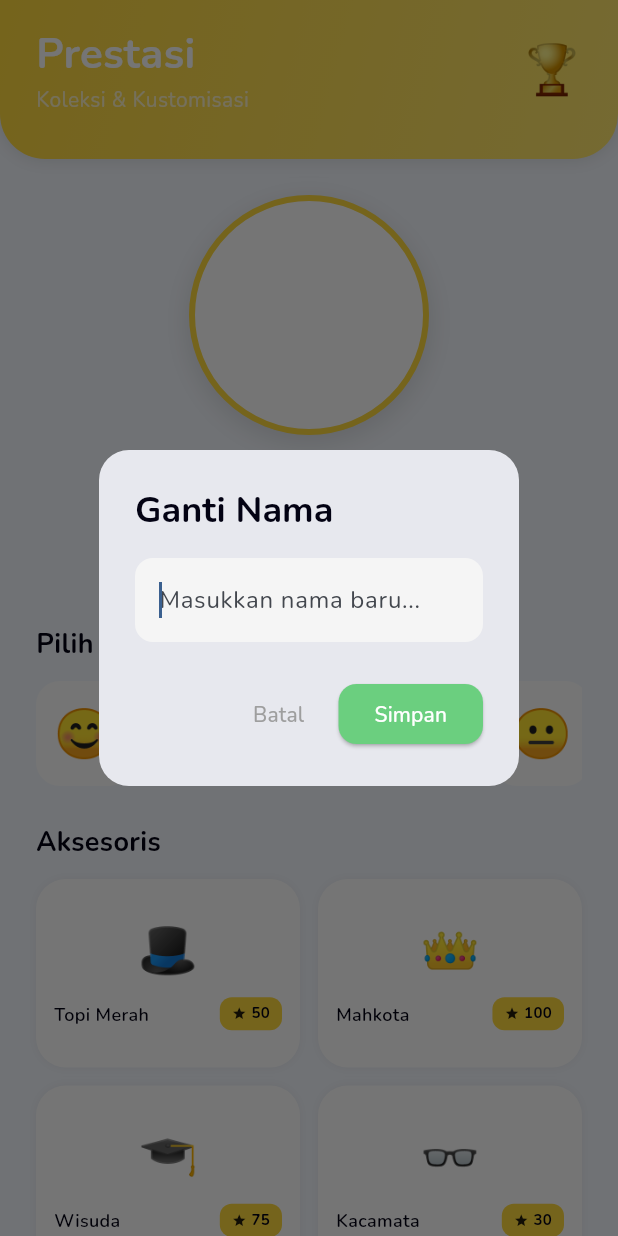
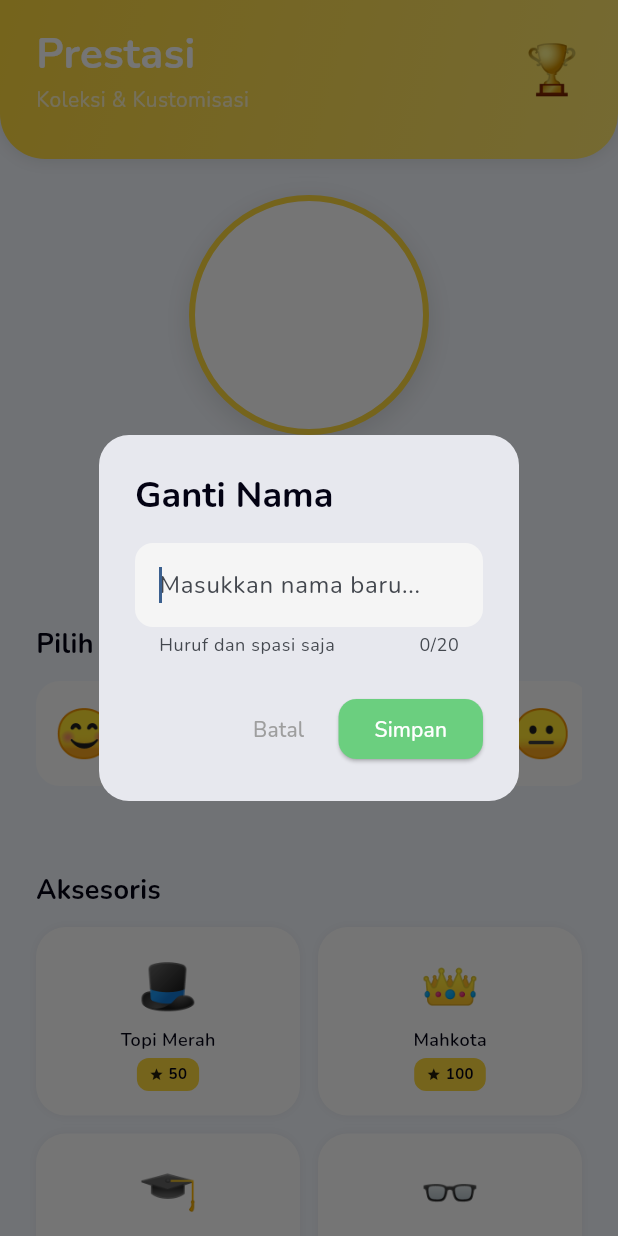
Before and after one commit to isann2935/SekolahKita-App, a Flutter app: the AchievementsScreen screen opened directly with empty values, after a tap on the "edit" icon, on a phone screen of 412 x 824 dp. Run offline on Flutter 3.47's test engine with Material 3 defaults, Android fonts, the phone set to English and light mode, and no system bars; our stand-ins replace flutter_animate, google_fonts, shared_preferences; accounts and stored records are empty.

Commit message:
fitur prestasi

```diff
--- /dev/null
+++ b/lib/constants/shop_data.dart
@@ -0,0 +1,139 @@
+import 'package:flutter/material.dart';
+import '../theme/colors.dart';
+
+// Shop Items Data
+const List<Map<String, dynamic>> SHOP_ITEMS = [
+  {
+    'id': 'hat1',
+    'name': 'Topi Merah',
+    'emoji': '🎩',
+    'cost': 50,
+    'type': 'hat',
+    'offset_y': -55.0,
+  },
+  {
+    'id': 'hat2',
+    'name': 'Mahkota',
+    'emoji': '👑',
+    'cost': 100,
+    'type': 'hat',
+    'offset_y': -60.0,
+  },
+  {
+    'id': 'hat3',
+    'name': 'Wisuda',
+    'emoji': '🎓',
+    'cost': 75,
+    'type': 'hat',
+    'offset_y': -50.0,
+  },
+  {
+    'id': 'glasses1',
+    'name': 'Kacamata',
+    'emoji': '👓',
+    'cost': 30,
+    'type': 'glasses',
+    'offset_y': -5.0,
+  },
+  {
+    'id': 'glasses2',
+    'name': 'Hitam',
+    'emoji': '🕶️',
+    'cost': 50,
+    'type': 'glasses',
+    'offset_y': -5.0,
+  },
+  {
+    'id': 'glasses3',
+    'name': 'Selam',
+    'emoji': '🥽',
+    'cost': 45,
+    'type': 'glasses',
+    'offset_y': -5.0,
+  },
+];
+
+// Badge Data
+final List<Map<String, dynamic>> ALL_BADGES = [
+  {
+    'id': 'beginner',
+    'name': 'Pemula',
+    'emoji': '🎯',
+    'color': AppColors.yellow,
+  },
+  {
+    'id': 'reader',
+    'name': 'Pembaca',
+    'emoji': '📚',
+    'color': Color(0xFFFF6B9D),
+  },
+  {'id': 'fast', 'name': 'Cepat', 'emoji': '⚡', 'color': Color(0xFF4ECDC4)},
+  {'id': 'streak', 'name': 'Rajin', 'emoji': '🔥', 'color': AppColors.orange},
+  {
+    'id': 'writer',
+    'name': 'Penulis',
+    'emoji': '✏️',
+    'color': Color(0xFFC7CEEA),
+  },
+  {
+    'id': 'math',
+    'name': 'Matematika',
+    'emoji': '🧮',
+    'color': Color(0xFFA8E6CF),
+  },
+  {'id': 'master', 'name': 'Master', 'emoji': '👑', 'color': AppColors.yellow},
+  {'id': 'genius', 'name': 'Jenius', 'emoji': '🧠', 'color': Color(0xFFFF6B9D)},
+];
+
+// App Dimensions/Spacing
+class AppDimensions {
+  static const double spacingXSmall = 8;
+  static const double spacingSmall = 12;
+  static const double spacingMedium = 16;
+  static const double spacingLarge = 24;
+  static const double spacingXLarge = 32;
+
+  static const int gridCrossCount = 2;
+  static const double gridAspectRatio = 1.4;
+  static const double gridSpacing = 12;
+
+  static const double faceListHeight = 70;
+  static const double bottomPadding = 100;
+
+  static const int maxNameLength = 20;
+  static const int minNameLength = 1;
+}
+
+// Validation Constants
+class ValidationRules {
+  // Regex untuk huruf dan spasi saja
+  static const String namePattern = r'^[a-zA-Z\s]+$';
+
+  static bool isValidName(String name) {
+    final trimmed = name.trim();
+
+    if (trimmed.isEmpty) return false;
+    if (trimmed.length > AppDimensions.maxNameLength) return false;
+    if (!RegExp(ValidationRules.namePattern).hasMatch(trimmed)) return false;
+
+    return true;
+  }
+
+  static String? getNameError(String name) {
+    final trimmed = name.trim();
+
+    if (trimmed.isEmpty) {
+      return 'Nama tidak boleh kosong';
+    }
+
+    if (trimmed.length > AppDimensions.maxNameLength) {
+      return 'Nama maksimal ${AppDimensions.maxNameLength} karakter';
+    }
+
+    if (!RegExp(ValidationRules.namePattern).hasMatch(trimmed)) {
+      return 'Nama hanya boleh huruf dan spasi';
+    }
+
+    return null;
+  }
+}
--- a/lib/screens/achievements/achievements_screen.dart
+++ b/lib/screens/achievements/achievements_screen.dart
@@ -1,5 +1,6 @@
 import 'package:flutter/material.dart';
 import '../../theme/colors.dart';
+import '../../constants/shop_data.dart';
 
 class AchievementsScreen extends StatelessWidget {
   final String userName;
@@ -35,122 +36,15 @@ class AchievementsScreen extends StatelessWidget {
     final baseFaces = ['😊', '😎', '🤠', '🥳', '😐', '👧', '👦', '🐶', '🐱'];
 
     // Data Lencana (Trofi)
-    final allBadges = [
-      {
-        'id': 'beginner',
-        'name': 'Pemula',
-        'emoji': '🎯',
-        'color': AppColors.yellow,
-      },
-      {
-        'id': 'reader',
-        'name': 'Pembaca',
-        'emoji': '📚',
-        'color': const Color(0xFFFF6B9D),
-      },
-      {
-        'id': 'fast',
-        'name': 'Cepat',
-        'emoji': '⚡',
-        'color': const Color(0xFF4ECDC4),
-      },
-      {
-        'id': 'streak',
-        'name': 'Rajin',
-        'emoji': '🔥',
-        'color': AppColors.orange,
-      },
-      {
-        'id': 'writer',
-        'name': 'Penulis',
-        'emoji': '✏️',
-        'color': const Color(0xFFC7CEEA),
-      },
-      {
-        'id': 'math',
-        'name': 'Matematika',
-        'emoji': '🧮',
-        'color': const Color(0xFFA8E6CF),
-      },
-      {
-        'id': 'master',
-        'name': 'Master',
-        'emoji': '👑',
-        'color': AppColors.yellow,
-      },
-      {
-        'id': 'genius',
-        'name': 'Jenius',
-        'emoji': '🧠',
-        'color': const Color(0xFFFF6B9D),
-      },
-    ];
-
+    final allBadges = ALL_BADGES;
     // Data Toko
-    final shopItems = [
-      {
-        'id': 'hat1',
-        'name': 'Topi Merah',
-        'emoji': '🎩',
-        'cost': 50,
-        'type': 'hat',
-        'offset_y': -55.0,
-      },
-      {
-        'id': 'hat2',
-        'name': 'Mahkota',
-        'emoji': '👑',
-        'cost': 100,
-        'type': 'hat',
-        'offset_y': -60.0,
-      },
-      {
-        'id': 'hat3',
-        'name': 'Wisuda',
-        'emoji': '🎓',
-        'cost': 75,
-        'type': 'hat',
-        'offset_y': -50.0,
-      },
-      {
-        'id': 'glasses1',
-        'name': 'Kacamata',
-        'emoji': '👓',
-        'cost': 30,
-        'type': 'glasses',
-        'offset_y': -5.0,
-      },
-      {
-        'id': 'glasses2',
-        'name': 'Hitam',
-        'emoji': '🕶️',
-        'cost': 50,
-        'type': 'glasses',
-        'offset_y': -5.0,
-      },
-      {
-        'id': 'glasses3',
-        'name': 'Selam',
-        'emoji': '🥽',
-        'cost': 45,
-        'type': 'glasses',
-        'offset_y': -5.0,
-      },
-    ];
-
-    // Helper
-    Map<String, dynamic> getItemData(String? id) {
-      if (id == null) return {'emoji': '', 'offset_y': 0.0};
-      return shopItems.firstWhere(
-        (e) => e['id'] == id,
-        orElse: () => {'emoji': '', 'offset_y': 0.0},
-      );
-    }
+    final shopItems = SHOP_ITEMS;
 
     void showEditNameDialog() {
       final TextEditingController controller = TextEditingController(
         text: userName,
       );
+
       showDialog(
         context: context,
         builder: (context) => AlertDialog(
@@ -164,6 +58,7 @@ class AchievementsScreen extends StatelessWidget {
           content: TextField(
             controller: controller,
             autofocus: true,
+            maxLength: AppDimensions.maxNameLength,
             decoration: InputDecoration(
               hintText: "Masukkan nama baru...",
               filled: true,
@@ -172,6 +67,7 @@ class AchievementsScreen extends StatelessWidget {
                 borderRadius: BorderRadius.circular(12),
                 borderSide: BorderSide.none,
               ),
+              helperText: 'Huruf dan spasi saja',
             ),
           ),
           actions: [
@@ -181,9 +77,40 @@ class AchievementsScreen extends StatelessWidget {
             ),
             ElevatedButton(
               onPressed: () {
-                if (controller.text.isNotEmpty) {
-                  onChangeName(controller.text.trim());
+                final newName = controller.text.trim();
+
+                // Validate name
+                final error = ValidationRules.getNameError(newName);
+
+                if (error != null) {
+                  ScaffoldMessenger.of(context).showSnackBar(
+                    SnackBar(
+                      content: Text(error),
+                      backgroundColor: AppColors.red,
+                      duration: const Duration(seconds: 2),
+                    ),
+                  );
+                  return;
+                }
+
+                try {
+                  onChangeName(newName);
                   Navigator.pop(context);
+
+                  ScaffoldMessenger.of(context).showSnackBar(
+                    const SnackBar(
+                      content: Text('Nama berhasil diubah! ✨'),
+                      backgroundColor: AppColors.green,
+                      duration: Duration(seconds: 1),
+                    ),
+                  );
+                } catch (e) {
+                  ScaffoldMessenger.of(context).showSnackBar(
+                    const SnackBar(
+                      content: Text('Gagal mengubah nama'),
+                      backgroundColor: AppColors.red,
+                    ),
+                  );
                 }
               },
               style: ElevatedButton.styleFrom(
@@ -276,27 +203,18 @@ class AchievementsScreen extends StatelessWidget {
                           currentFace,
                           style: const TextStyle(fontSize: 90, height: 1),
                         ),
-                        if (equippedGlasses != null)
-                          Transform.translate(
-                            offset: Offset(
-                              0,
-                              getItemData(equippedGlasses)['offset_y'],
+                        if (equippedGlasses != null &&
+                            equippedGlasses!.isNotEmpty)
+                          _buildAccessoryLayer(
+                            id: equippedGlasses!,
+                            size: 50,
+                            shopItems: shopItems,
                           ),
-                            child: Text(
-                              getItemData(equippedGlasses)['emoji'],
-                              style: const TextStyle(fontSize: 50, height: 1),
-                            ),
-                          ),
-                        if (equippedHat != null)
-                          Transform.translate(
-                            offset: Offset(
-                              0,
-                              getItemData(equippedHat)['offset_y'],
-                            ),
-                            child: Text(
-                              getItemData(equippedHat)['emoji'],
-                              style: const TextStyle(fontSize: 60, height: 1),
-                            ),
+                        if (equippedHat != null && equippedHat!.isNotEmpty)
+                          _buildAccessoryLayer(
+                            id: equippedHat!,
+                            size: 60,
+                            shopItems: shopItems,
                           ),
                       ],
                     ),
@@ -315,7 +233,7 @@ class AchievementsScreen extends StatelessWidget {
                         fontWeight: FontWeight.bold,
                       ),
                     ),
-                    const SizedBox(width: 8),
+                    const SizedBox(width: AppDimensions.spacingXSmall),
                     GestureDetector(
                       onTap: showEditNameDialog,
                       child: Container(
@@ -369,7 +287,7 @@ class AchievementsScreen extends StatelessWidget {
                 ),
                 const SizedBox(height: 12),
                 SizedBox(
-                  height: 70,
+                  height: AppDimensions.faceListHeight,
                   child: ListView.builder(
                     scrollDirection: Axis.horizontal,
                     itemCount: baseFaces.length,
@@ -377,7 +295,25 @@ class AchievementsScreen extends StatelessWidget {
                       final face = baseFaces[index];
                       final isSelected = face == currentFace;
                       return GestureDetector(
-                        onTap: () => onChangeFace(face),
+                        onTap: () {
+                          try {
+                            onChangeFace(face);
+                            ScaffoldMessenger.of(context).showSnackBar(
+                              const SnackBar(
+                                content: Text('Wajah berhasil diubah! 😊'),
+                                backgroundColor: AppColors.green,
+                                duration: Duration(seconds: 1),
+                              ),
+                            );
+                          } catch (e) {
+                            ScaffoldMessenger.of(context).showSnackBar(
+                              const SnackBar(
+                                content: Text('Gagal mengubah wajah'),
+                                backgroundColor: AppColors.red,
+                              ),
+                            );
+                          }
+                        },
                         child: Container(
                           margin: const EdgeInsets.only(right: 12),
                           padding: const EdgeInsets.all(12),
@@ -402,22 +338,23 @@ class AchievementsScreen extends StatelessWidget {
                   ),
                 ),
 
-                const SizedBox(height: 24),
+                const SizedBox(height: AppDimensions.spacingLarge),
 
+                const SizedBox(height: AppDimensions.spacingXLarge),
                 // 3. TOKO AKSESORIS
                 const Text(
                   "Aksesoris",
                   style: TextStyle(fontSize: 18, fontWeight: FontWeight.bold),
                 ),
-                const SizedBox(height: 12),
+                const SizedBox(height: AppDimensions.spacingSmall),
                 GridView.builder(
                   shrinkWrap: true,
                   physics: const NeverScrollableScrollPhysics(),
                   gridDelegate: const SliverGridDelegateWithFixedCrossAxisCount(
-                    crossAxisCount: 2,
-                    mainAxisSpacing: 12,
-                    crossAxisSpacing: 12,
-                    childAspectRatio: 1.4,
+                    crossAxisCount: AppDimensions.gridCrossCount,
+                    mainAxisSpacing: AppDimensions.gridSpacing,
+                    crossAxisSpacing: AppDimensions.gridSpacing,
+                    childAspectRatio: AppDimensions.gridAspectRatio,
                   ),
                   itemCount: shopItems.length,
                   itemBuilder: (context, index) {
@@ -430,12 +367,60 @@ class AchievementsScreen extends StatelessWidget {
                         (type == 'hat' && equippedHat == id) ||
                         (type == 'glasses' && equippedGlasses == id);
 
-                    return Container(
-                      padding: const EdgeInsets.all(12),
+                    return GestureDetector(
+                      behavior: HitTestBehavior.opaque,
+                      onTap: () {
+                        if (!isOwned) {
+                          // Belum punya → Beli
+                          try {
+                            onBuyItem(id, cost);
+                            ScaffoldMessenger.of(context).showSnackBar(
+                              const SnackBar(
+                                content: Text('Berhasil membeli item! 🎉'),
+                                backgroundColor: AppColors.green,
+                                duration: Duration(seconds: 1),
+                              ),
+                            );
+                          } catch (e) {
+                            ScaffoldMessenger.of(context).showSnackBar(
+                              const SnackBar(
+                                content: Text('Bintang tidak cukup! ⭐'),
+                                backgroundColor: AppColors.red,
+                                duration: Duration(seconds: 2),
+                              ),
+                            );
+                          }
+                        } else {
+                          // Sudah punya → Toggle equip/unequip
+                          try {
+                            onEquipItem(id, type);
+                            final action = isEquipped ? 'Dilepas' : 'Dipasang';
+                            ScaffoldMessenger.of(context).showSnackBar(
+                              SnackBar(
+                                content: Text('Item $action! ✨'),
+                                backgroundColor: AppColors.green,
+                                duration: const Duration(seconds: 1),
+                              ),
+                            );
+                          } catch (e) {
+                            ScaffoldMessenger.of(context).showSnackBar(
+                              const SnackBar(
+                                content: Text('Gagal mengubah item'),
+                                backgroundColor: AppColors.red,
+                              ),
+                            );
+                          }
+                        }
+                      },
+                      child: Container(
+                        padding: const EdgeInsets.symmetric(
+                          horizontal: 8,
+                          vertical: 6,
+                        ),
                         decoration: BoxDecoration(
                           color: isEquipped
                               ? const Color(0xFFF0FDF4)
-                            : Colors.white,
+                              : (isOwned ? Colors.grey.shade100 : Colors.white),
                           borderRadius: BorderRadius.circular(20),
                           border: isEquipped
                               ? Border.all(color: AppColors.green, width: 2)
@@ -448,27 +433,26 @@ class AchievementsScreen extends StatelessWidget {
                           ],
                         ),
                         child: Column(
+                          mainAxisSize: MainAxisSize.min,
                           mainAxisAlignment: MainAxisAlignment.center,
                           children: [
                             Text(
                               item['emoji'] as String,
                               style: const TextStyle(fontSize: 32),
                             ),
-                          const SizedBox(height: 8),
-                          Row(
-                            mainAxisAlignment: MainAxisAlignment.spaceBetween,
-                            children: [
+                            const SizedBox(height: 4),
                             Text(
                               item['name'] as String,
+                              maxLines: 1,
+                              overflow: TextOverflow.ellipsis,
                               style: const TextStyle(
                                 fontSize: 12,
                                 fontWeight: FontWeight.w600,
                               ),
                             ),
+                            const SizedBox(height: 4),
                             if (!isOwned)
-                                GestureDetector(
-                                  onTap: () => onBuyItem(id, cost),
-                                  child: Container(
+                              Container(
                                 padding: const EdgeInsets.symmetric(
                                   horizontal: 8,
                                   vertical: 4,
@@ -478,6 +462,7 @@ class AchievementsScreen extends StatelessWidget {
                                   borderRadius: BorderRadius.circular(8),
                                 ),
                                 child: Row(
+                                  mainAxisSize: MainAxisSize.min,
                                   children: [
                                     const Icon(Icons.star, size: 10),
                                     Text(
@@ -489,14 +474,11 @@ class AchievementsScreen extends StatelessWidget {
                                     ),
                                   ],
                                 ),
-                                  ),
                               )
                             else
-                                GestureDetector(
-                                  onTap: () => onEquipItem(id, type),
-                                  child: Container(
+                              Container(
                                 padding: const EdgeInsets.symmetric(
-                                      horizontal: 10,
+                                  horizontal: 8,
                                   vertical: 4,
                                 ),
                                 decoration: BoxDecoration(
@@ -514,22 +496,20 @@ class AchievementsScreen extends StatelessWidget {
                                   ),
                                 ),
                               ),
-                                ),
                           ],
                         ),
-                        ],
                       ),
                     );
                   },
                 ),
 
-                const SizedBox(height: 32),
+                const SizedBox(height: AppDimensions.spacingXLarge),
 
                 // --- 4. LEMARI TROFI (DITAMBAHKAN KEMBALI) ---
                 Row(
                   children: const [
                     Icon(Icons.emoji_events, color: AppColors.yellow),
-                    SizedBox(width: 8),
+                    SizedBox(width: AppDimensions.spacingXSmall),
                     Text(
                       "Lemari Trofi",
                       style: TextStyle(
@@ -539,14 +519,14 @@ class AchievementsScreen extends StatelessWidget {
                     ),
                   ],
                 ),
-                const SizedBox(height: 12),
+                const SizedBox(height: AppDimensions.spacingSmall),
                 GridView.builder(
                   shrinkWrap: true,
                   physics: const NeverScrollableScrollPhysics(),
                   gridDelegate: const SliverGridDelegateWithFixedCrossAxisCount(
                     crossAxisCount: 4,
-                    mainAxisSpacing: 12,
-                    crossAxisSpacing: 12,
+                    mainAxisSpacing: AppDimensions.gridSpacing,
+                    crossAxisSpacing: AppDimensions.gridSpacing,
                     childAspectRatio: 0.8,
                   ),
                   itemCount: allBadges.length,
@@ -586,7 +566,7 @@ class AchievementsScreen extends StatelessWidget {
                             ),
                           ),
                         ),
-                        const SizedBox(height: 4),
+                        const SizedBox(height: AppDimensions.spacingXSmall),
                         Text(
                           badge['name'] as String,
                           style: TextStyle(
@@ -600,7 +580,7 @@ class AchievementsScreen extends StatelessWidget {
                   },
                 ),
 
-                const SizedBox(height: 100),
+                const SizedBox(height: AppDimensions.bottomPadding),
               ],
             ),
           ),
@@ -608,4 +588,24 @@ class AchievementsScreen extends StatelessWidget {
       ),
     );
   }
+
+  Widget _buildAccessoryLayer({
+    required String id,
+    required double size,
+    required List<Map<String, dynamic>> shopItems,
+  }) {
+    final item = shopItems.firstWhere((e) => e['id'] == id, orElse: () => {});
+
+    if (item.isEmpty || (item['emoji'] as String).isEmpty) {
+      return const SizedBox.shrink();
     }
+
+    return Transform.translate(
+      offset: Offset(0, item['offset_y'] as double),
+      child: Text(
+        item['emoji'] as String,
+        style: TextStyle(fontSize: size, height: 1),
+      ),
+    );
+  }
+}
```
Also changed, not shown: pubspec.yaml (+3 -4 lines), pubspec.lock. Lines whose indentation alone changed are shown as unchanged.
